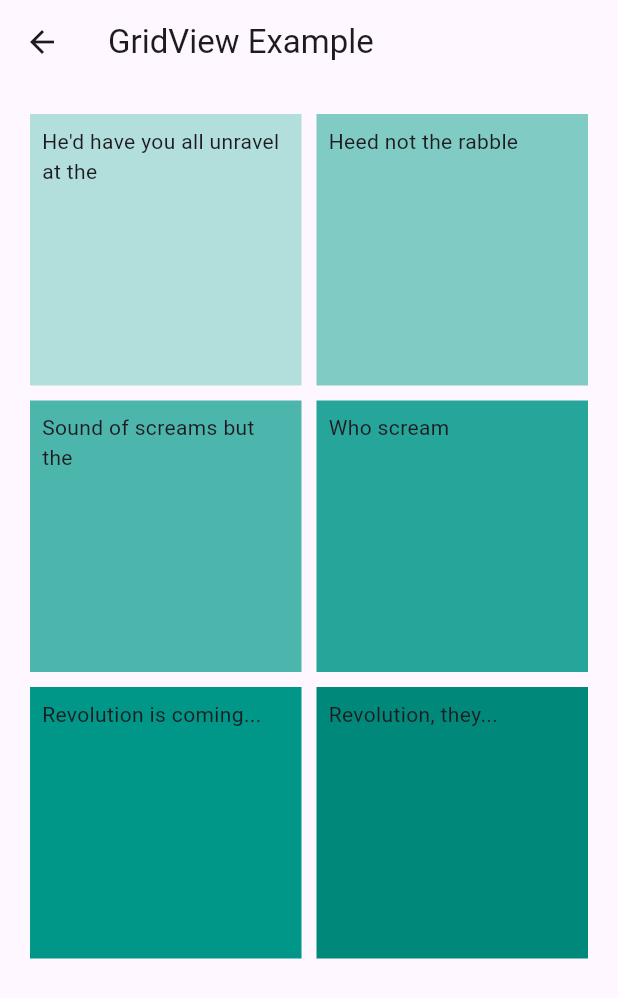
After one commit to klsudd/PainPal_App, a Flutter app: the MyGridPage screen opened directly, on a phone screen of 412 x 824 dp. The commit adds this screen. Shown: the top 998 px of the screen. Run offline on Flutter 3.47's test engine with Material 3 defaults, Android fonts, the phone set to English and light mode, and no system bars; our stand-ins replace table_calendar.

```diff
--- /dev/null
+++ b/lib/czas_trwania_kafelki.dart
@@ -0,0 +1,49 @@
+import 'package:flutter/material.dart';
+
+class MyGridPage extends StatelessWidget {
+  @override
+  Widget build(BuildContext context) {
+    return Scaffold(
+      appBar: AppBar(title: Text('GridView Example')),
+      body: GridView.count(
+        primary: false,
+        padding: const EdgeInsets.all(20),
+        crossAxisSpacing: 10,
+        mainAxisSpacing: 10,
+        crossAxisCount: 2,
+        children: <Widget>[
+          Container(
+            padding: const EdgeInsets.all(8),
+            color: Colors.teal[100],
+            child: const Text("He'd have you all unravel at the"),
+          ),
+          Container(
+            padding: const EdgeInsets.all(8),
+            color: Colors.teal[200],
+            child: const Text('Heed not the rabble'),
+          ),
+          Container(
+            padding: const EdgeInsets.all(8),
+            color: Colors.teal[300],
+            child: const Text('Sound of screams but the'),
+          ),
+          Container(
+            padding: const EdgeInsets.all(8),
+            color: Colors.teal[400],
+            child: const Text('Who scream'),
+          ),
+          Container(
+            padding: const EdgeInsets.all(8),
+            color: Colors.teal[500],
+            child: const Text('Revolution is coming...'),
+          ),
+          Container(
+            padding: const EdgeInsets.all(8),
+            color: Colors.teal[600],
+            child: const Text('Revolution, they...'),
+          ),
+        ],
+      ),
+    );
+  }
+}
--- a/lib/main.dart
+++ b/lib/main.dart
@@ -1,5 +1,6 @@
 import 'package:flutter/material.dart';
-import "calendarscreen.dart";
+//import "calendarscreen.dart";
+import "home_screen.dart";
 
 void main() {
   runApp(PainPalApp());
@@ -11,7 +12,7 @@ class PainPalApp extends StatelessWidget {
     return MaterialApp(
       title: 'PainPal',
       theme: ThemeData(primarySwatch: Colors.indigo),
-      home: CalendarScreen(),
+      home: HomeScreen(),
     );
   }
 }
```
Also changed, not shown: lib/calendar_screen.dart (added, +55 -0 lines), lib/calendarscreen.dart (deleted, +0 -57 lines), lib/czas_trwania_kropeczki.dart (added, +60 -0 lines), lib/home_screen.dart (added, +53 -0 lines), lib/przyczyny_bolu_lista.dart (added, +52 -0 lines), lib/scroll_bar.dart (added, +23 -0 lines), lib/suwak.dart (+23 -40 lines), lib/symptoms_screen.dart (+46 -3 lines), lib/typ_bolu.dart (added, +52 -0 lines).
